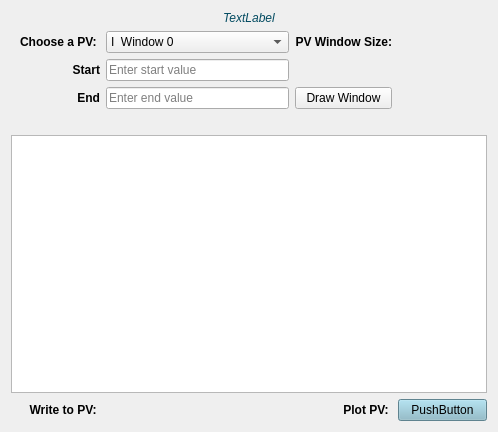
First picture: the form in new_look/define_average_window.ui, repository cristinasewell/ATCA_PyDM_Screens, before the edit.
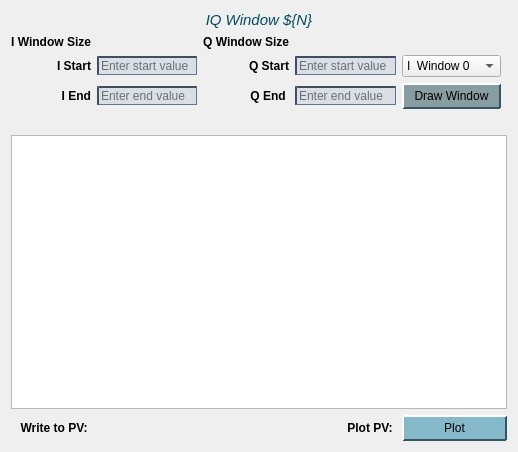
Second picture: the form after the edit. Custom widgets are drawn as their Qt base class.

Commit message: WIP: refactor the window - checking the curves now

```diff
--- a/new_look/define_average_window.ui
+++ b/new_look/define_average_window.ui
@@ -6,59 +6,101 @@
    <rect>
     <x>0</x>
     <y>0</y>
-    <width>498</width>
-    <height>432</height>
+    <width>518</width>
+    <height>452</height>
    </rect>
   </property>
   <property name="windowTitle">
    <string>Define Average Window - ${DEVICE}</string>
   </property>
+  <property name="styleSheet">
+   <string notr="true">QPushButton {
+    background-color: rgb(136,157,162);
+    border-color: rgb(212,228,233) rgb(50,88,100) rgb(50,88,100) rgb(212,228,233);
+    border-style: outset;
+    border-radius: 1px;
+    border-width: 2px; 
+    padding: 4px;
+}
+QPushButton:hover {
+   background-color: rgb(106,127,132);
+}
+QPushButton:pressed {
+    background-color: rgb(208,229,232);
+    border-style: inset;
+    border-width: 2px;
+	border-color: rgb(50,88,100) rgb(212,228,233) rgb(212,228,233) rgb(50,88,100);
+}
+QPushButton:checked{
+    background-color: rgb(208,229,232);
+    border-style: inset;
+    border-width: 2px;
+	border-color:  rgb(112,134,142) rgb(229,233,235) rgb(239,233,235) rgb(112,134,142);
+}
+QLineEdit {
+  background-color: rgb(218,223,230);
+  border-color: rgb(66,77,96);
+  border-style: inset;
+  border-width: 2px 1px 1px 2px;
+}
+QLineEdit:hover {
+ background-color: rgb(198,203,210)
+}
+PyDMLabel {
+  background-color: rgb(189,197,205);
+}</string>
+  </property>
   <layout class="QGridLayout" name="gridLayout">
-   <item row="1" column="1" colspan="2">
-    <widget class="QComboBox" name="window_select_cb">
-     <item>
-      <property name="text">
-       <string>I  Window 0</string>
-      </property>
-     </item>
-     <item>
-      <property name="text">
-       <string>I  Window 1</string>
-      </property>
-     </item>
-     <item>
-      <property name="text">
-       <string>I  Window 2</string>
-      </property>
-     </item>
-     <item>
-      <property name="text">
-       <string>Q  Window 0</string>
-      </property>
-     </item>
-     <item>
-      <property name="text">
-       <string>Q  Window 1</string>
-      </property>
-     </item>
-     <item>
-      <property name="text">
-       <string>Q  Window 2</string>
-      </property>
-     </item>
+   <item row="0" column="0" colspan="6">
+    <widget class="QLabel" name="display_pv_label">
+     <property name="font">
+      <font>
+       <pointsize>11</pointsize>
+       <italic>true</italic>
+      </font>
+     </property>
+     <property name="styleSheet">
+      <string notr="true">QLabel{color: #034b61}</string>
+     </property>
+     <property name="text">
+      <string>IQ Window ${N}</string>
+     </property>
+     <property name="alignment">
+      <set>Qt::AlignCenter</set>
+     </property>
     </widget>
    </item>
-   <item row="1" column="4">
-    <widget class="PyDMLabel" name="get_pv_size_label">
-     <property name="toolTip">
-      <string/>
+   <item row="2" column="3">
+    <widget class="QLineEdit" name="start_line_edit_q">
+     <property name="placeholderText">
+      <string>Enter start value </string>
      </property>
-     <property name="channel" stdset="0">
-      <string>ca://${DEVICE}:${IQ}CPXWND${N}.NELM</string>
+    </widget>
+   </item>
+   <item row="4" column="4">
+    <widget class="QPushButton" name="draw_window_pb">
+     <property name="text">
+      <string>Draw Window</string>
      </property>
     </widget>
    </item>
-   <item row="6" column="0" colspan="5">
+   <item row="4" column="0">
+    <widget class="QLabel" name="stop_label">
+     <property name="font">
+      <font>
+       <weight>75</weight>
+       <bold>true</bold>
+      </font>
+     </property>
+     <property name="text">
+      <string>I End</string>
+     </property>
+     <property name="alignment">
+      <set>Qt::AlignRight|Qt::AlignTrailing|Qt::AlignVCenter</set>
+     </property>
+    </widget>
+   </item>
+   <item row="6" column="0" colspan="6">
     <widget class="PyDMWaveformPlot" name="average_window_wf">
      <property name="toolTip">
       <string/>
@@ -81,17 +123,10 @@
      </property>
     </widget>
    </item>
-   <item row="4" column="1" colspan="2">
-    <widget class="QLineEdit" name="end_line_edit">
+   <item row="4" column="3">
+    <widget class="QLineEdit" name="end_line_edit_q">
      <property name="placeholderText">
-      <string>Enter end value</string>
-     </property>
-    </widget>
-   </item>
-   <item row="2" column="1" colspan="2">
-    <widget class="QLineEdit" name="start_line_edit">
-     <property name="placeholderText">
-      <string>Enter start value</string>
+      <string>Enter end value </string>
      </property>
     </widget>
    </item>
@@ -111,10 +146,120 @@
      </property>
     </widget>
    </item>
-   <item row="4" column="3">
-    <widget class="QPushButton" name="draw_window_pb">
+   <item row="2" column="0">
+    <widget class="QLabel" name="start_label">
+     <property name="font">
+      <font>
+       <weight>75</weight>
+       <bold>true</bold>
+      </font>
+     </property>
      <property name="text">
-      <string>Draw Window</string>
+      <string>I Start</string>
+     </property>
+     <property name="alignment">
+      <set>Qt::AlignRight|Qt::AlignTrailing|Qt::AlignVCenter</set>
+     </property>
+    </widget>
+   </item>
+   <item row="5" column="0" colspan="6">
+    <widget class="QLabel" name="error_label">
+     <property name="font">
+      <font>
+       <italic>true</italic>
+      </font>
+     </property>
+     <property name="styleSheet">
+      <string notr="true">QLabel{color: red;}</string>
+     </property>
+     <property name="text">
+      <string/>
+     </property>
+    </widget>
+   </item>
+   <item row="2" column="4">
+    <widget class="QComboBox" name="window_select_cb">
+     <item>
+      <property name="text">
+       <string>I  Window 0</string>
+      </property>
+     </item>
+     <item>
+      <property name="text">
+       <string>I  Window 1</string>
+      </property>
+     </item>
+     <item>
+      <property name="text">
+       <string>I  Window 2</string>
+      </property>
+     </item>
+     <item>
+      <property name="text">
+       <string>Q  Window 0</string>
+      </property>
+     </item>
+     <item>
+      <property name="text">
+       <string>Q  Window 1</string>
+      </property>
+     </item>
+     <item>
+      <property name="text">
+       <string>Q  Window 2</string>
+      </property>
+     </item>
+    </widget>
+   </item>
+   <item row="2" column="1">
+    <widget class="QLineEdit" name="start_line_edit">
+     <property name="styleSheet">
+      <string notr="true"/>
+     </property>
+     <property name="placeholderText">
+      <string>Enter start value</string>
+     </property>
+    </widget>
+   </item>
+   <item row="2" column="2">
+    <widget class="QLabel" name="label_5">
+     <property name="font">
+      <font>
+       <weight>75</weight>
+       <bold>true</bold>
+      </font>
+     </property>
+     <property name="text">
+      <string>Q Start</string>
+     </property>
+     <property name="alignment">
+      <set>Qt::AlignRight|Qt::AlignTrailing|Qt::AlignVCenter</set>
+     </property>
+    </widget>
+   </item>
+   <item row="4" column="1">
+    <widget class="QLineEdit" name="end_line_edit">
+     <property name="styleSheet">
+      <string notr="true"/>
+     </property>
+     <property name="placeholderText">
+      <string>Enter end value</string>
+     </property>
+    </widget>
+   </item>
+   <item row="4" column="2">
+    <widget class="QLabel" name="label_6">
+     <property name="font">
+      <font>
+       <weight>75</weight>
+       <bold>true</bold>
+      </font>
+     </property>
+     <property name="text">
+      <string>Q End </string>
+     </property>
+     <property name="alignment">
+      <set>Qt::AlignRight|Qt::AlignTrailing|Qt::AlignVCenter</set>
      </property>
     </widget>
    </item>
@@ -137,116 +282,71 @@
      </property>
     </widget>
    </item>
-   <item row="4" column="0">
-    <widget class="QLabel" name="stop_label">
-     <property name="font">
-      <font>
-       <weight>75</weight>
-       <bold>true</bold>
-      </font>
-     </property>
-     <property name="text">
-      <string>End</string>
-     </property>
-     <property name="alignment">
-      <set>Qt::AlignRight|Qt::AlignTrailing|Qt::AlignVCenter</set>
-     </property>
-    </widget>
-   </item>
-   <item row="1" column="0">
-    <widget class="QLabel" name="label_3">
-     <property name="font">
-      <font>
-       <weight>75</weight>
-       <bold>true</bold>
-      </font>
-     </property>
-     <property name="text">
-      <string>Choose a PV: </string>
-     </property>
-     <property name="alignment">
-      <set>Qt::AlignRight|Qt::AlignTrailing|Qt::AlignVCenter</set>
-     </property>
-    </widget>
-   </item>
-   <item row="1" column="3">
-    <widget class="QLabel" name="label">
-     <property name="font">
-      <font>
-       <weight>75</weight>
-       <bold>true</bold>
-      </font>
-     </property>
-     <property name="text">
-      <string>PV Window Size:</string>
-     </property>
-     <property name="alignment">
-      <set>Qt::AlignRight|Qt::AlignTrailing|Qt::AlignVCenter</set>
-     </property>
-    </widget>
-   </item>
-   <item row="5" column="0" colspan="5">
-    <widget class="QLabel" name="error_label">
-     <property name="font">
-      <font>
-       <italic>true</italic>
-      </font>
-     </property>
-     <property name="styleSheet">
-      <string notr="true">QLabel{color: red;}</string>
-     </property>
-     <property name="text">
-      <string/>
-     </property>
-    </widget>
-   </item>
-   <item row="2" column="0">
-    <widget class="QLabel" name="start_label">
-     <property name="font">
-      <font>
-       <weight>75</weight>
-       <bold>true</bold>
-      </font>
-     </property>
-     <property name="text">
-      <string>Start</string>
-     </property>
-     <property name="alignment">
-      <set>Qt::AlignRight|Qt::AlignTrailing|Qt::AlignVCenter</set>
-     </property>
-    </widget>
-   </item>
-   <item row="7" column="4">
+   <item row="7" column="4" colspan="2">
     <widget class="QPushButton" name="get_waveform_pb">
      <property name="styleSheet">
       <string notr="true">QPushButton{background-color: #85b8c8 }</string>
      </property>
      <property name="text">
-      <string>PushButton</string>
-     </property>
-    </widget>
-   </item>
-   <item row="0" column="0" colspan="5">
-    <widget class="QLabel" name="display_pv_label">
-     <property name="font">
-      <font>
-       <italic>true</italic>
-      </font>
-     </property>
-     <property name="styleSheet">
-      <string notr="true">QLabel{color: #034b61}</string>
-     </property>
-     <property name="text">
-      <string>TextLabel</string>
-     </property>
-     <property name="alignment">
-      <set>Qt::AlignCenter</set>
+      <string>Plot</string>
      </property>
     </widget>
    </item>
    <item row="7" column="1">
     <layout class="QVBoxLayout" name="button_layout"/>
    </item>
+   <item row="1" column="0">
+    <widget class="QLabel" name="label_3">
+     <property name="font">
+      <font>
+       <weight>75</weight>
+       <bold>true</bold>
+      </font>
+     </property>
+     <property name="text">
+      <string>I Window Size</string>
+     </property>
+     <property name="alignment">
+      <set>Qt::AlignRight|Qt::AlignTrailing|Qt::AlignVCenter</set>
+     </property>
+    </widget>
+   </item>
+   <item row="1" column="1">
+    <widget class="PyDMLabel" name="get_pv_size_i">
+     <property name="toolTip">
+      <string/>
+     </property>
+     <property name="channel" stdset="0">
+      <string>ca://${DEVICE}:IQCPXWND${N}.NELM</string>
+     </property>
+    </widget>
+   </item>
+   <item row="1" column="2">
+    <widget class="QLabel" name="label">
+     <property name="font">
+      <font>
+       <weight>75</weight>
+       <bold>true</bold>
+      </font>
+     </property>
+     <property name="text">
+      <string>Q Window Size</string>
+     </property>
+     <property name="alignment">
+      <set>Qt::AlignRight|Qt::AlignTrailing|Qt::AlignVCenter</set>
+     </property>
+    </widget>
+   </item>
+   <item row="1" column="3">
+    <widget class="PyDMLabel" name="get_pv_size_q">
+     <property name="toolTip">
+      <string/>
+     </property>
+     <property name="channel" stdset="0">
+      <string>ca://${DEVICE}:QCPXWND${N}.NELM</string>
+     </property>
+    </widget>
+   </item>
   </layout>
  </widget>
  <customwidgets>
```
The commit also changes 1 other file.
